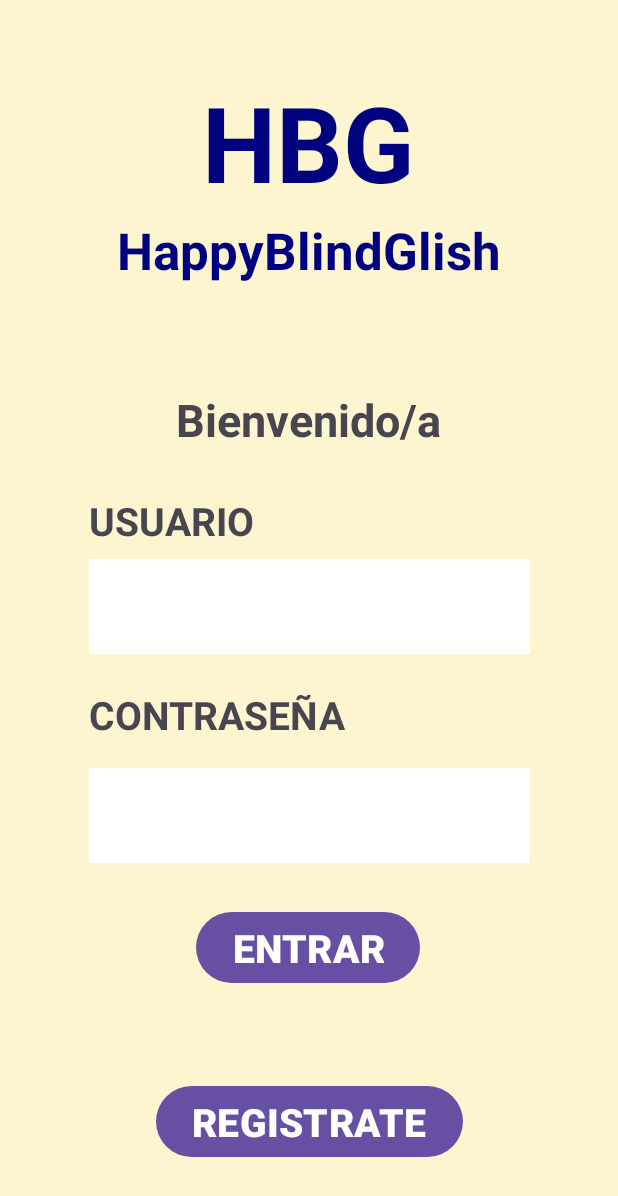
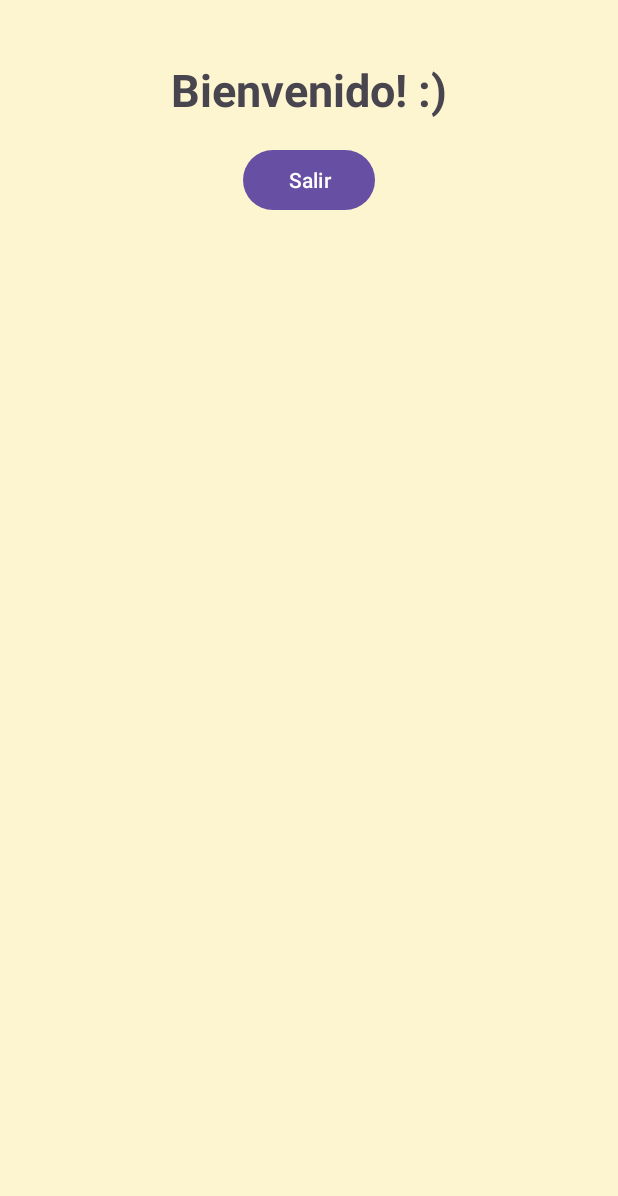
Before and after one commit to AmadaSarahi/HBGcompartido, an Android app: the screen it shows after launch (MainActivity), on a phone screen of 412 x 824 dp. Shown: the top 1196 px of the screen. Run offline under Robolectric (Android 15) with nearby library versions, the phone set to English and light mode, and no system bars.

Commit message:
Pantallas Completas

```diff
--- a/app/src/main/res/layout/activity_main.xml
+++ b/app/src/main/res/layout/activity_main.xml
@@ -1,144 +1,50 @@
 <?xml version="1.0" encoding="utf-8"?>
-<androidx.constraintlayout.widget.ConstraintLayout xmlns:android="http://schemas.android.com/apk/res/android"
+<LinearLayout xmlns:android="http://schemas.android.com/apk/res/android"
     xmlns:app="http://schemas.android.com/apk/res-auto"
     xmlns:tools="http://schemas.android.com/tools"
     android:layout_width="match_parent"
     android:layout_height="match_parent"
-    tools:context=".MainActivity"
-    android:background="#FDF5D0">
+    android:orientation="vertical"
+    android:padding="24dp"
+    android:background="#FDF5D0"
+    tools:context=".MainActivity">
 
 
-    <EditText
-        android:id="@+id/editTextTextPassword3"
-        android:layout_width="294dp"
-        android:layout_height="63dp"
-        android:background="#FFFFFF"
-        android:ems="10"
-        android:inputType="textPassword"
-        android:textSize="26sp"
-        app:layout_constraintBottom_toBottomOf="parent"
-        app:layout_constraintEnd_toEndOf="parent"
-        app:layout_constraintHorizontal_bias="0.504"
-        app:layout_constraintStart_toStartOf="parent"
-        app:layout_constraintTop_toTopOf="parent"
-        app:layout_constraintVertical_bias="0.673" />
-
-    <EditText
-        android:id="@+id/editTextText5"
-        android:layout_width="294dp"
-        android:layout_height="63dp"
-        android:layout_marginTop="92dp"
-        android:background="#FFFFFF"
-        android:ems="10"
-        android:inputType="text"
-        android:textSize="26sp"
-        app:layout_constraintBottom_toBottomOf="parent"
-        app:layout_constraintEnd_toEndOf="parent"
-        app:layout_constraintHorizontal_bias="0.504"
-        app:layout_constraintStart_toStartOf="parent"
-        app:layout_constraintTop_toTopOf="parent"
-        app:layout_constraintVertical_bias="0.42" />
+        <LinearLayout
+            android:layout_width="match_parent"
+            android:layout_height="wrap_content"
+            android:layout_marginTop="15dp"
+            android:gravity="center"
+            android:orientation="vertical">
 
             <TextView
-        android:id="@+id/textView3"
-        android:layout_width="114dp"
-        android:layout_height="44dp"
-        android:text="USUARIO"
-        android:textSize="26sp"
-        android:textStyle="bold"
-        app:layout_constraintBottom_toBottomOf="parent"
-        app:layout_constraintEnd_toEndOf="parent"
-        app:layout_constraintHorizontal_bias="0.198"
-        app:layout_constraintStart_toStartOf="parent"
-        app:layout_constraintTop_toTopOf="parent"
-        app:layout_constraintVertical_bias="0.422" />
-
-    <TextView
-        android:id="@+id/textView4"
-        android:layout_width="198dp"
-        android:layout_height="85dp"
-        android:text="HBG"
-        android:textAlignment="center"
-        android:textColor="#00027F"
-        android:textSize="70sp"
-        android:textStyle="bold"
-        app:layout_constraintBottom_toBottomOf="parent"
-        app:layout_constraintEnd_toEndOf="parent"
-        app:layout_constraintHorizontal_bias="0.497"
-        app:layout_constraintStart_toStartOf="parent"
-        app:layout_constraintTop_toTopOf="parent"
-        app:layout_constraintVertical_bias="0.065" />
-
-    <TextView
-        android:id="@+id/textView5"
-        android:layout_width="386dp"
-        android:layout_height="54dp"
-        android:text="HappyBlindGlish"
-        android:textAlignment="center"
-        android:textColor="#00027F"
-        android:textSize="34sp"
-        android:textStyle="bold"
-        app:layout_constraintBottom_toBottomOf="parent"
-        app:layout_constraintEnd_toEndOf="parent"
-        app:layout_constraintHorizontal_bias="0.48"
-        app:layout_constraintStart_toStartOf="parent"
-        app:layout_constraintTop_toTopOf="parent"
-        app:layout_constraintVertical_bias="0.187" />
-
-    <TextView
-        android:id="@+id/textView6"
-        android:layout_width="193dp"
-        android:layout_height="40dp"
-        android:layout_marginTop="52dp"
-        android:text="Bienvenido/a"
-        android:textAlignment="center"
+                android:id="@+id/text"
+                android:layout_width="wrap_content"
+                android:layout_height="wrap_content"
+                android:text="Bienvenido! :)"
                 android:textSize="30sp"
                 android:textStyle="bold"
                 app:layout_constraintBottom_toBottomOf="parent"
                 app:layout_constraintEnd_toEndOf="parent"
-        app:layout_constraintHorizontal_bias="0.497"
+                app:layout_constraintHorizontal_bias="0.5"
                 app:layout_constraintStart_toStartOf="parent"
-        app:layout_constraintTop_toTopOf="parent"
-        app:layout_constraintVertical_bias="0.283" />
-
-    <TextView
-        android:id="@+id/textView7"
-        android:layout_width="178dp"
-        android:layout_height="44dp"
-        android:text="CONTRASEÑA"
-        android:textSize="26sp"
-        android:textStyle="bold"
-        app:layout_constraintBottom_toBottomOf="parent"
-        app:layout_constraintEnd_toEndOf="parent"
-        app:layout_constraintHorizontal_bias="0.253"
-        app:layout_constraintStart_toStartOf="parent"
-        app:layout_constraintTop_toTopOf="parent"
-        app:layout_constraintVertical_bias="0.588" />
+                app:layout_constraintTop_toTopOf="parent" />
 
             <Button
-        android:id="@+id/button3"
+                android:id="@+id/btnLogOut"
                 android:layout_width="wrap_content"
                 android:layout_height="wrap_content"
-        android:text="ENTRAR"
-        android:textSize="26sp"
-        android:textStyle="bold"
-        app:layout_constraintBottom_toBottomOf="parent"
+                android:layout_marginTop="16dp"
+                android:text="Salir"
                 app:layout_constraintEnd_toEndOf="parent"
-        app:layout_constraintHorizontal_bias="0.498"
+                app:layout_constraintHorizontal_bias="0.5"
                 app:layout_constraintStart_toStartOf="parent"
-        app:layout_constraintTop_toTopOf="parent"
-        app:layout_constraintVertical_bias="0.786" />
+                app:layout_constraintTop_toBottomOf="@+id/text"/>
 
-    <Button
-        android:id="@+id/button4"
-        android:layout_width="wrap_content"
-        android:layout_height="wrap_content"
-        android:text="REGISTRATE"
-        android:textSize="26sp"
-        android:textStyle="bold"
-        app:layout_constraintBottom_toBottomOf="parent"
-        app:layout_constraintEnd_toEndOf="parent"
-        app:layout_constraintStart_toStartOf="parent"
-        app:layout_constraintTop_toTopOf="parent"
-        app:layout_constraintVertical_bias="0.937" />
-</androidx.constraintlayout.widget.ConstraintLayout>
+
+
+
+
+    </LinearLayout>
+
+</LinearLayout>
--- a/app/src/main/res/layout/registro_activity.xml
+++ b/app/src/main/res/layout/registro_activity.xml
@@ -6,6 +6,7 @@
     android:layout_height="match_parent"
     android:orientation="vertical"
     android:padding="24dp"
+    android:background="#FDF5D0"
     tools:context=".RegistroActivity">
 
     <LinearLayout
@@ -46,7 +47,7 @@
                 android:layout_width="match_parent"
                 android:layout_height="wrap_content"
                 android:hint="Nombre de usuario"
-                android:inputType="textPassword"/>
+                android:inputType="text"/>
 
         </com.google.android.material.textfield.TextInputLayout>
 
```
Lines whose indentation alone changed are shown as unchanged.
